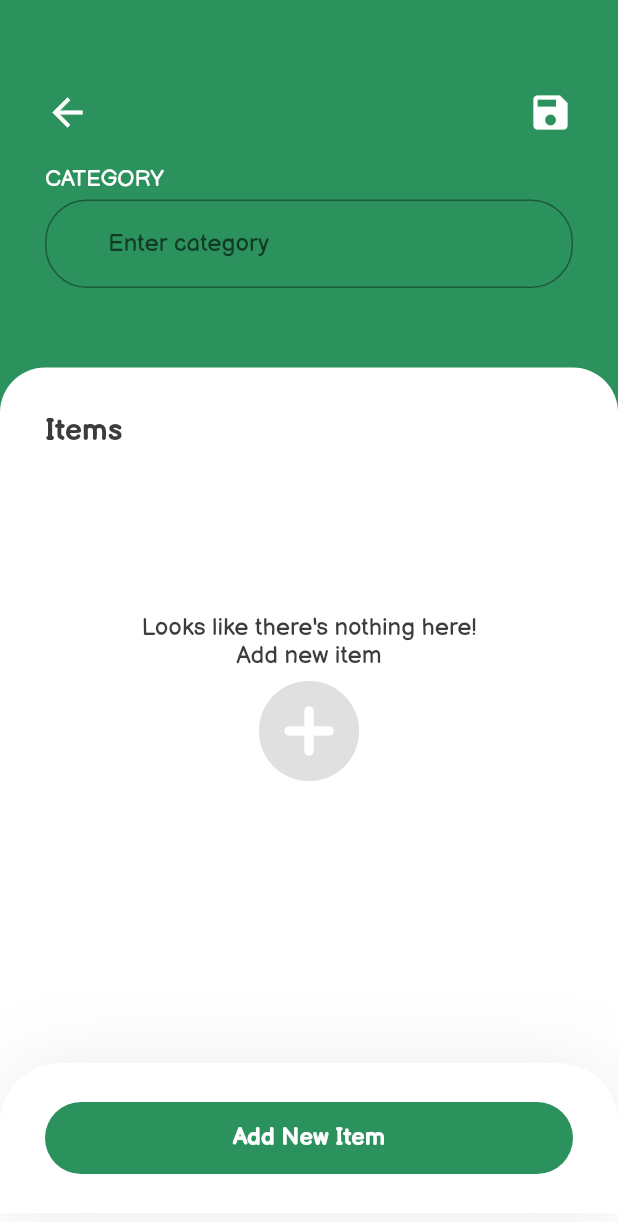
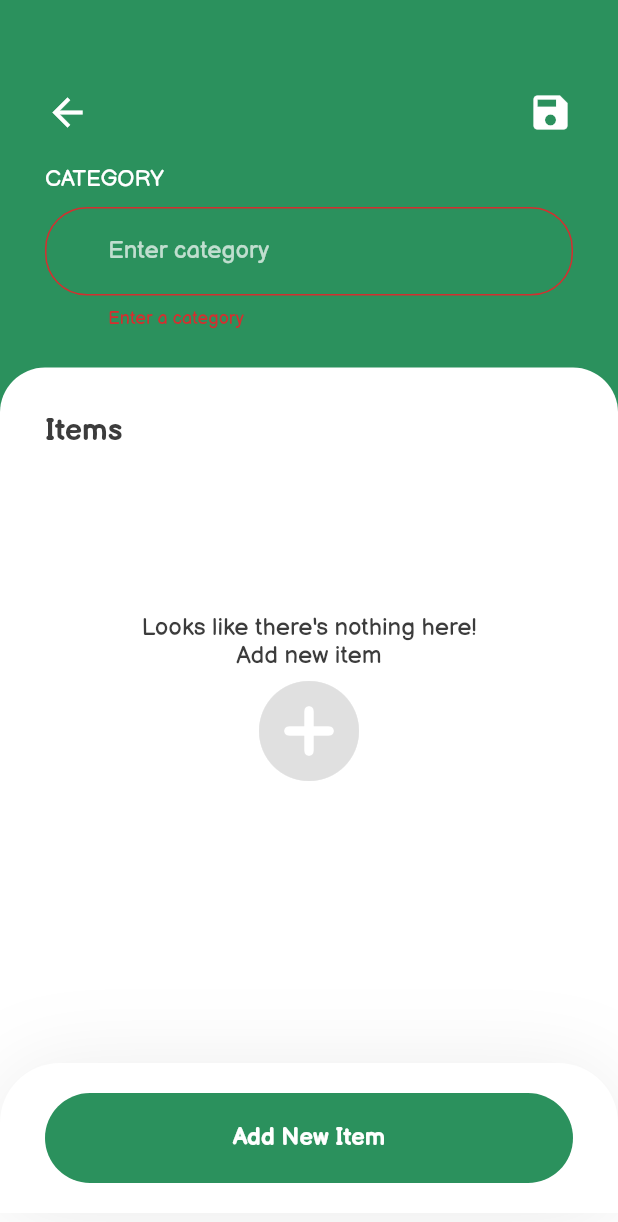
Before and after one commit to catalino-dev/marketly, a Flutter app: the GroceryItemsScreen screen opened directly, after a tap on the "save" icon, on a phone screen of 412 x 824 dp. Shown: the top 1222 px of the screen. Run offline on Flutter 3.47's test engine with Material 2 defaults, Android fonts, the phone set to English and light mode, and no system bars; our stand-ins replace hive, hive_flutter; accounts and stored records are empty; generated files the repository leaves out were written again.

Commit message:
Remove unused variables

```diff
--- a/lib/config/constants.dart
+++ b/lib/config/constants.dart
@@ -4,16 +4,6 @@ import 'package:marketly/config/palette.dart';
 const kPrimaryColor = Palette.primary;
 const kSecondaryColor = Palette.accent;
 const kTextColor = Palette.textColor;
-
-const kAnimationDuration = Duration(milliseconds: 200);
-
-final headingStyle = TextStyle(
-  fontFamily: 'Balsamiq',
-  fontSize: 28,
-  fontWeight: FontWeight.bold,
-  color: Colors.black,
-  height: 1.5,
-);
 
 const String EditCategoryName = 'Edit Category Name';
 const String RemoveCategory = 'Remove Category';
@@ -27,16 +17,16 @@ const List<String> itemContextMenu = <String>[
   RemoveItem
 ];
 
-const kTitleTextStyle = TextStyle(
+const kHeadingStyle = TextStyle(
   fontFamily: 'Balsamiq',
-  fontSize: 20,
+  fontSize: 28,
   color: kTextColor,
   fontWeight: FontWeight.bold,
 );
 
-const kHeadingStyle = TextStyle(
+const kTitleTextStyle = TextStyle(
   fontFamily: 'Balsamiq',
-  fontSize: 28,
+  fontSize: 20,
   color: kTextColor,
   fontWeight: FontWeight.bold,
 );
@@ -47,17 +37,26 @@ const kSubtitleTextStyle = TextStyle(
   color: kTextColor,
 );
 
-final otpInputDecoration = InputDecoration(
-  contentPadding:
-  EdgeInsets.symmetric(vertical: 15),
+final inputDecoration = InputDecoration(
+  floatingLabelBehavior: FloatingLabelBehavior.always,
+  contentPadding: EdgeInsets.symmetric(horizontal: 42, vertical: 20),
+  enabledBorder: outlineInputBorder(),
+  focusedBorder: outlineInputBorder(),
   border: outlineInputBorder(),
-  focusedBorder: outlineInputBorder(),
-  enabledBorder: outlineInputBorder(),
 );
 
 OutlineInputBorder outlineInputBorder() {
   return OutlineInputBorder(
-    borderRadius: BorderRadius.circular(15),
-    borderSide: BorderSide(color: kTextColor),
+    borderRadius: BorderRadius.circular(28),
+    borderSide: BorderSide(color: Colors.black38),
+    gapPadding: 10,
   );
 }
+
+OutlineInputBorder outlineInputBorderDark() {
+  return OutlineInputBorder(
+    borderRadius: BorderRadius.circular(28),
+    borderSide: BorderSide(color: Colors.white70),
+    gapPadding: 10,
+  );
+}
--- a/lib/config/palette.dart
+++ b/lib/config/palette.dart
@@ -1,10 +1,7 @@
 import 'package:flutter/material.dart';
 
 class Palette {
-  static const Color scaffold = Color(0xFFF0F2F5);
   static const Color primary = Color(0xFF2B915D);
   static const Color accent = Color(0xFFFF9F3E);
   static const Color textColor = Color(0xFF3C3C3C);
-  static const Color primaryBg = Color(0xFFDEF4B6);
-  static const Color accentBg = Color(0xFFFFE386);
 }
--- a/lib/screens/grocery_items_screen.dart
+++ b/lib/screens/grocery_items_screen.dart
@@ -51,7 +51,7 @@ class _GroceryItemsScreenState extends State<GroceryItemsScreen> {
   }
 
   Future<bool> _navigateToHomeScreen(BuildContext context) async {
-    Navigator.of(context).push(
+    Navigator.of(context).pop(
       MaterialPageRoute(
         builder: (_) => HomeScreen()
       ),
@@ -63,18 +63,12 @@ class _GroceryItemsScreenState extends State<GroceryItemsScreen> {
   Widget build(BuildContext context) {
 
     bool isExistingCategory = groceryItems != null;
-    return WillPopScope(
-      onWillPop: () {
-        return _navigateToHomeScreen(context);
-      },
-      child: Scaffold(
+    return Scaffold(
       backgroundColor: Colors.white,
       body: AnnotatedRegion<SystemUiOverlayStyle>(
         value: SystemUiOverlayStyle.light,
         child: SingleChildScrollView(
           child: Column(
-              children: <Widget>[
-                Stack(
             children: <Widget>[
               Container(
                 padding: EdgeInsets.only(left: 30, right: 30, top: 60),
@@ -118,12 +112,10 @@ class _GroceryItemsScreenState extends State<GroceryItemsScreen> {
                         ) :
                         GestureDetector(
                           onTap: () {
-                                  _saveGroceryItems(categoryController.text);
-                                  Navigator.of(context).push(
-                                    MaterialPageRoute(
-                                        builder: (_) => HomeScreen()
-                                    ),
-                                  );
+                            if (!_formKey.currentState.validate()) {
+                              return;
+                            }
+                            _validateAndSaveGroceryItems(null, context);
                           },
                           child: Icon(
                             Icons.save,
@@ -142,15 +134,25 @@ class _GroceryItemsScreenState extends State<GroceryItemsScreen> {
                         fontWeight: FontWeight.w400,
                       ),
                     ),
-                          SizedBox(height: 5.0),
+                    SizedBox(height: 10.0),
                     isExistingCategory ? HeaderLabel(labelText: groceryItems.category) :
                     Container(
                       child: Form(
                         key: _formKey,
                         child: TextFormField(
+                          style: TextStyle(
+                            color: Colors.white70,
+                          ),
                           onSaved: (newValue) => category = newValue,
                           decoration: InputDecoration(
                             hintText: 'Enter category',
+                            hintStyle: TextStyle(
+                              color: Colors.white70,
+                            ),
+                            contentPadding: EdgeInsets.symmetric(horizontal: 42, vertical: 20),
+                            enabledBorder: outlineInputBorderDark(),
+                            focusedBorder: outlineInputBorderDark(),
+                            border: outlineInputBorderDark(),
                           ),
                           onChanged: (value) {
                             category = value;
@@ -172,8 +174,6 @@ class _GroceryItemsScreenState extends State<GroceryItemsScreen> {
                     ),
                   ],
                 ),
-                    ),
-                  ],
               ),
               Container(
                 height: MediaQuery.of(context).size.height / 1.9,
@@ -276,7 +276,6 @@ class _GroceryItemsScreenState extends State<GroceryItemsScreen> {
           ),
         ),
       ),
-      ),
     );
   }
 
@@ -288,27 +287,39 @@ class _GroceryItemsScreenState extends State<GroceryItemsScreen> {
         title: 'Add new item',
         buttonText: 'Add Item',
         buttonAction: (Item newItem) {
+          _validateAndSaveGroceryItems(newItem, context);
+        },
+      ),
+    );
+  }
+
+  void _validateAndSaveGroceryItems(Item newItem, BuildContext context) {
+    print(groceryIndex);
     if (groceryIndex != null) {
       GroceryItems groceryItems = cart.getAt(groceryIndex);
+      if (newItem != null) {
         groceryItems.items.add(newItem);
+      }
       groceryItems.save();
       Navigator.pop(context);
     } else {
       Iterable<GroceryItems> existingGroceryItemsList = cart.values.where((element) => element.category == category);
 
       if (existingGroceryItemsList.length == 0) {
-              GroceryItems groceryItems = GroceryItems(category: category, items: [newItem]);
+        GroceryItems groceryItems = GroceryItems(category: category, items: []);
+        if (newItem != null) {
+          groceryItems.items.add(newItem);
+        }
         cart.add(groceryItems);
         groceryItems.save();
+        Navigator.pop(context);
+        // _navigateToHomeScreen(context);
       } else {
         cart.add(existingGroceryItemsList.first);
         existingGroceryItemsList.first.save();
+        Navigator.pop(context);
       }
-            _navigateToHomeScreen(context);
     }
-        },
-      ),
-    );
   }
 
   void _saveGroceryItems(categoryName) {
--- a/lib/widgets/bottom_bar.dart
+++ b/lib/widgets/bottom_bar.dart
@@ -18,7 +18,6 @@ class BottomBar extends StatelessWidget {
     return Container(
       padding: EdgeInsets.symmetric(horizontal: 30, vertical: 20),
       height: 100,
-      width: double.infinity,
       decoration: BoxDecoration(
         color: Colors.white,
         borderRadius: BorderRadius.only(topLeft: Radius.circular(40), topRight: Radius.circular(40)),
@@ -30,9 +29,7 @@ class BottomBar extends StatelessWidget {
           ),
         ],
       ),
-      child: Row(
-        children: <Widget>[
-          Expanded(
+      child: Container(
         child: GestureDetector(
           onTap: buttonAction,
           child: Container(
@@ -50,9 +47,7 @@ class BottomBar extends StatelessWidget {
               ),
             ),
           ),
-            ),
         )
-        ],
       ),
     );
   }
--- a/lib/widgets/item_dialog.dart
+++ b/lib/widgets/item_dialog.dart
@@ -124,6 +124,9 @@ class ItemDialog extends StatelessWidget {
                 SizedBox(width: 5),
                 GestureDetector(
                   onTap: () {
+                    if (!_formKey.currentState.validate()) {
+                      return;
+                    }
                     Item item = Item(name: nameController.text, description: descriptionController.text);
                     buttonAction(item);
                   },
```
Also changed, not shown: lib/config/theme.dart (+4 -10 lines), 1 other file. Lines whose indentation alone changed are shown as unchanged.
